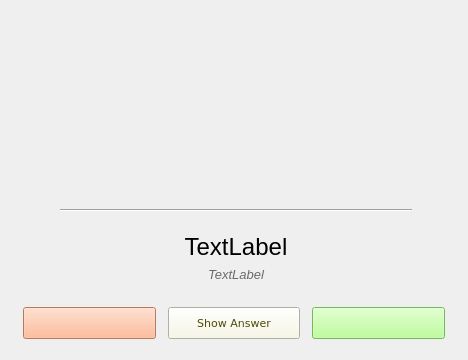
Above: Ui/pract4.ui from robinpalat/idiomindQt before the change. Below: the same form after it.
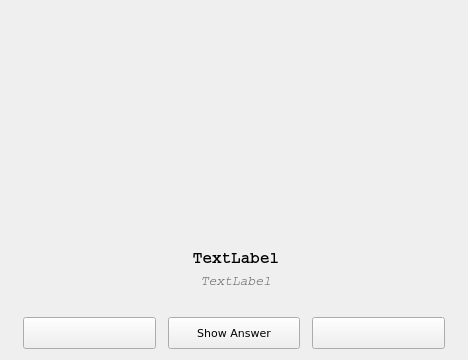
That is the form after the change. Icons and pictures are not drawn. Custom widgets are drawn as their Qt base class.

```diff
--- a/Ui/pract4.ui
+++ b/Ui/pract4.ui
@@ -39,6 +39,9 @@
       </size>
      </property>
      <layout class="QVBoxLayout" name="verticalLayout">
+      <property name="bottomMargin">
+       <number>0</number>
+      </property>
       <item>
        <widget class="QLabel" name="image_trgt">
         <property name="sizePolicy">
@@ -50,7 +53,6 @@
         <property name="font">
          <font>
           <pointsize>26</pointsize>
-          <weight>75</weight>
           <bold>true</bold>
          </font>
         </property>
@@ -65,69 +67,14 @@
         </property>
        </widget>
       </item>
-      <item>
-       <layout class="QHBoxLayout" name="horizontalLayout_2">
-        <property name="topMargin">
-         <number>6</number>
-        </property>
-        <property name="bottomMargin">
-         <number>6</number>
-        </property>
-        <item>
-         <spacer name="horizontalSpacer_3">
-          <property name="orientation">
-           <enum>Qt::Horizontal</enum>
-          </property>
-          <property name="sizeType">
-           <enum>QSizePolicy::Minimum</enum>
-          </property>
-          <property name="sizeHint" stdset="0">
-           <size>
-            <width>40</width>
-            <height>20</height>
-           </size>
-          </property>
-         </spacer>
-        </item>
-        <item>
-         <widget class="Line" name="line">
-          <property name="styleSheet">
-           <string notr="true">color: rgb(171, 171, 171);</string>
-          </property>
-          <property name="frameShadow">
-           <enum>QFrame::Sunken</enum>
-          </property>
-          <property name="orientation">
-           <enum>Qt::Horizontal</enum>
-          </property>
-         </widget>
-        </item>
-        <item>
-         <spacer name="horizontalSpacer_2">
-          <property name="orientation">
-           <enum>Qt::Horizontal</enum>
-          </property>
-          <property name="sizeType">
-           <enum>QSizePolicy::Minimum</enum>
-          </property>
-          <property name="sizeHint" stdset="0">
-           <size>
-            <width>40</width>
-            <height>20</height>
-           </size>
-          </property>
-         </spacer>
-        </item>
-       </layout>
-      </item>
       <item>
        <widget class="ClickableLabel" name="label_trgt">
         <property name="font">
          <font>
-          <pointsize>18</pointsize>
-          <weight>50</weight>
+          <family>Courier</family>
+          <pointsize>12</pointsize>
           <italic>false</italic>
-          <bold>false</bold>
+          <bold>true</bold>
          </font>
         </property>
         <property name="cursor">
@@ -145,8 +92,8 @@
        <widget class="QLabel" name="label_srce">
         <property name="font">
          <font>
+          <family>Courier</family>
           <pointsize>10</pointsize>
-          <weight>50</weight>
           <italic>true</italic>
           <bold>false</bold>
          </font>
@@ -178,6 +125,16 @@
         </property>
        </spacer>
       </item>
+      <item>
+       <layout class="QHBoxLayout" name="horizontalLayout_2">
+        <property name="topMargin">
+         <number>6</number>
+        </property>
+        <property name="bottomMargin">
+         <number>6</number>
+        </property>
+       </layout>
+      </item>
      </layout>
     </widget>
    </item>
@@ -193,7 +150,7 @@
       <number>12</number>
      </property>
      <property name="bottomMargin">
-      <number>10</number>
+      <number>0</number>
      </property>
      <item>
       <widget class="QPushButton" name="pushButton_no">
@@ -209,10 +166,6 @@
          <pointsize>8</pointsize>
         </font>
        </property>
-       <property name="styleSheet">
-        <string notr="true">background-color: rgb(255, 170, 127);
-color: rgb(77, 51, 0);</string>
-       </property>
        <property name="text">
         <string/>
        </property>
@@ -232,10 +185,6 @@
          <pointsize>8</pointsize>
         </font>
        </property>
-       <property name="styleSheet">
-        <string notr="true">background-color: rgb(247, 247, 227);
-color: rgb(75, 75, 6);</string>
-       </property>
        <property name="text">
         <string>Show Answer</string>
        </property>
@@ -255,10 +204,6 @@
          <pointsize>8</pointsize>
         </font>
        </property>
-       <property name="styleSheet">
-        <string notr="true">background-color: rgb(170, 255, 127);
-color: rgb(40, 81, 0);</string>
-       </property>
        <property name="text">
         <string/>
        </property>
```
